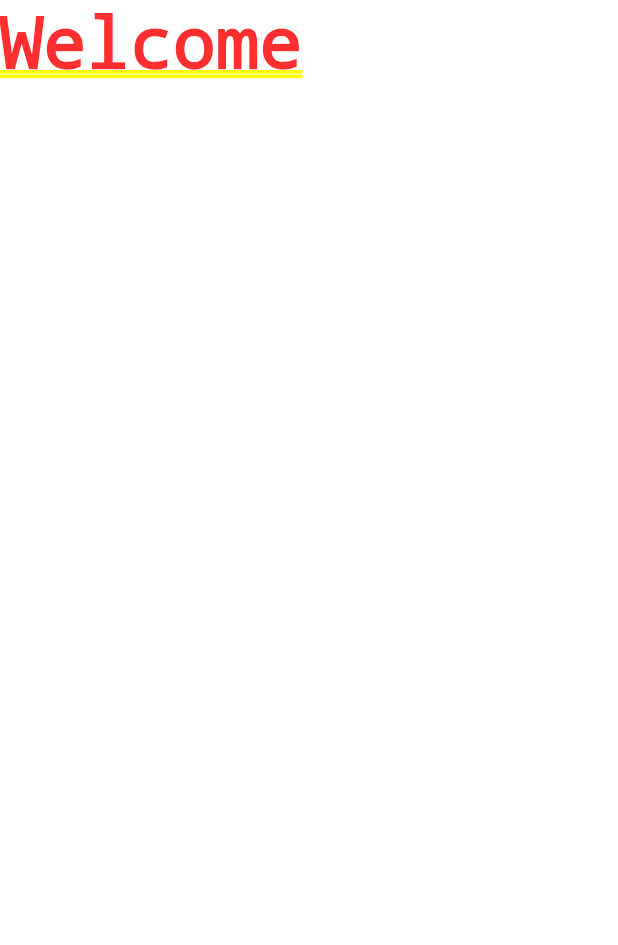
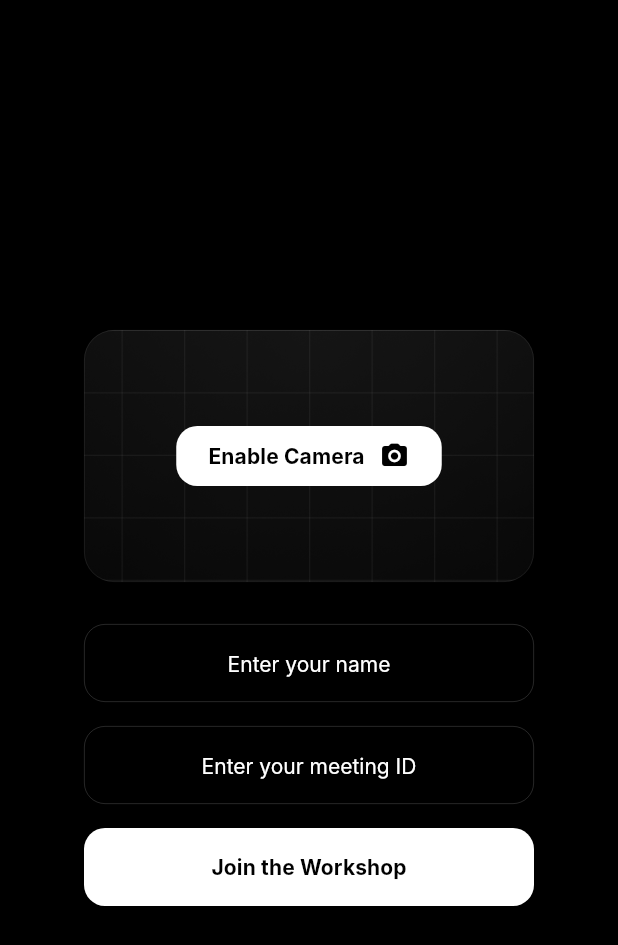
Before and after one commit to JacobSamro/Chitti_Meeting, a Flutter app: the screen it shows after launch, on a phone screen of 412 x 824 dp. Shown: the top 945 px of the screen. Run offline on Flutter 3.47's test engine with Material 2 defaults, Android fonts, the phone set to English and light mode, and no system bars; our stand-ins replace camera, dio, flutter_riverpod, get_it, go_router, uni_links and 1 more; missing offline and left inert: dart:html, flutter_gif, flutter_webrtc, livekit_client; Roboto replaces fonts that are missing (Inter).

Commit message:
feat: onboard screen

```diff
--- /dev/null
+++ b/lib/modules/meeting_module/presentation/onboard_screen.dart
@@ -0,0 +1,302 @@
+import 'package:camera/camera.dart';
+import 'package:flutter/material.dart';
+import 'package:flutter_riverpod/flutter_riverpod.dart';
+
+import '../../../common/widgets/custom_button.dart';
+import '../../../services/locator.dart';
+import '../../../services/responsive.dart';
+import '../../view_module/providers/camera_provider.dart';
+import '../repositories/meeting_respositories.dart';
+
+class OnBoradScreen extends ConsumerStatefulWidget {
+  const OnBoradScreen({super.key});
+
+  @override
+  ConsumerState<OnBoradScreen> createState() => _OnBoardScreenState();
+}
+
+class _OnBoardScreenState extends ConsumerState<OnBoradScreen> {
+  late CameraController controller;
+  bool cameraPermission = false;
+  late final TextEditingController nameController;
+  late final TextEditingController hashId;
+  bool isVideoOn = false;
+  bool isLoading = false;
+  @override
+  void initState() {
+    super.initState();
+    nameController = TextEditingController();
+    hashId = TextEditingController();
+  }
+
+  initCamera() async {
+    try {
+      await ref.read(cameraProvider.notifier).addCameras();
+      controller = ref.read(cameraProvider);
+      await controller.initialize();
+      cameraPermission = true;
+      setState(() {});
+    } catch (error) {
+      throw Exception(error);
+    }
+  }
+
+  @override
+  void dispose() {
+    // controller.dispose();
+    nameController.dispose();
+    hashId.dispose();
+    isVideoOn ? controller.dispose() : null;
+    super.dispose();
+  }
+
+  @override
+  Widget build(BuildContext context) {
+    final theme = Theme.of(context);
+    final textTheme = theme.textTheme;
+    final ResponsiveDevice responsiveDevice =
+        Responsive().getDeviceType(context);
+    return Scaffold(
+      body: SafeArea(
+        child: SizedBox(
+          width: double.infinity,
+          height: double.infinity,
+          child: Column(
+              crossAxisAlignment: CrossAxisAlignment.center,
+              mainAxisAlignment: MainAxisAlignment.center,
+              children: [
+                Container(
+                  width:
+                      responsiveDevice != ResponsiveDevice.mobile ? 480 : 300,
+                  height:
+                      responsiveDevice != ResponsiveDevice.mobile ? 270 : 168,
+                  decoration: BoxDecoration(
+                    image: const DecorationImage(
+                        image: AssetImage('assets/images/background.png'),
+                        fit: BoxFit.cover),
+                    borderRadius: BorderRadius.circular(20),
+                    border: Border.all(
+                      color: Colors.white.withOpacity(0.1),
+                      width: 0.5,
+                    ),
+                  ),
+                  child: !cameraPermission
+                      ? Center(
+                          child: GestureDetector(
+                            onTap: () {
+                              ref.read(cameraProvider.notifier).addCameras();
+                              isVideoOn = true;
+                              initCamera();
+                            },
+                            child: CustomButton(
+                              width: 177,
+                              height: 40,
+                              child: Row(
+                                mainAxisAlignment: MainAxisAlignment.center,
+                                children: [
+                                  Text(
+                                    "Enable Camera",
+                                    style: textTheme.titleSmall
+                                        ?.copyWith(color: Colors.black),
+                                  ),
+                                  const SizedBox(
+                                    width: 10,
+                                  ),
+                                  const Icon(
+                                    Icons.camera_alt_rounded,
+                                    size: 20,
+                                    color: Colors.black,
+                                  )
+                                ],
+                              ),
+                            ),
+                          ),
+                        )
+                      : Stack(
+                          children: [
+                            ClipRRect(
+                              borderRadius: BorderRadius.circular(20),
+                              child: SizedBox(
+                                  width: double.infinity,
+                                  child: isVideoOn
+                                      ? CameraPreview(controller)
+                                      : Container(
+                                          color: Colors.black,
+                                        )),
+                            ),
+                            Positioned(
+                              bottom: 4,
+                              right: 4,
+                              child: Row(
+                                children: [
+                                  Container(
+                                    height: 40,
+                                    width: 40,
+                                    padding: const EdgeInsets.all(10),
+                                    decoration: BoxDecoration(
+                                      color: Colors.black.withOpacity(0.6),
+                                      borderRadius: BorderRadius.circular(12),
+                                    ),
+                                    child: Image.asset(
+                                      "assets/icons/mic_off.png",
+                                      width: 20,
+                                      height: 20,
+                                    ),
+                                  ),
+                                  const SizedBox(
+                                    width: 10,
+                                  ),
+                                  GestureDetector(
+                                    onTap: () async {
+                                      isVideoOn
+                                          ? await controller.dispose()
+                                          : await initCamera();
+                                      isVideoOn = !isVideoOn;
+                                      setState(() {});
+                                    },
+                                    child: Container(
+                                      height: 40,
+                                      width: 40,
+                                      padding: const EdgeInsets.all(10),
+                                      decoration: BoxDecoration(
+                                        color: Colors.black.withOpacity(0.6),
+                                        borderRadius: BorderRadius.circular(12),
+                                      ),
+                                      child: Image.asset(
+                                        isVideoOn
+                                            ? "assets/icons/video.png"
+                                            : "assets/icons/video_off.png",
+                                        width: 20,
+                                        height: 20,
+                                      ),
+                                    ),
+                                  ),
+                                ],
+                              ),
+                            )
+                          ],
+                        ),
+                ),
+                const SizedBox(
+                  height: 28,
+                ),
+                SizedBox(
+                  width:
+                      responsiveDevice != ResponsiveDevice.mobile ? 480 : 300,
+                  height: responsiveDevice != ResponsiveDevice.mobile ? 68 : 52,
+                  child: TextField(
+                      controller: nameController,
+                      textAlign: TextAlign.center,
+                      decoration: InputDecoration(
+                        hintText: "Enter your name",
+                        hintStyle: textTheme.labelSmall?.copyWith(),
+                        border: OutlineInputBorder(
+                          borderRadius: BorderRadius.circular(14),
+                          borderSide: BorderSide(
+                            color: Colors.white.withOpacity(0.2),
+                            width: 0.5,
+                          ),
+                        ),
+                        enabledBorder: OutlineInputBorder(
+                          borderRadius: BorderRadius.circular(14),
+                          borderSide: BorderSide(
+                            color: Colors.white.withOpacity(0.2),
+                            width: 0.5,
+                          ),
+                        ),
+                        focusedBorder: OutlineInputBorder(
+                          borderRadius: BorderRadius.circular(14),
+                          borderSide: BorderSide(
+                            color: Colors.white.withOpacity(0.2),
+                            width: 0.5,
+                          ),
+                        ),
+                      )),
+                ),
+                const SizedBox(
+                  height: 16,
+                ),
+                SizedBox(
+                  width:
+                      responsiveDevice != ResponsiveDevice.mobile ? 480 : 300,
+                  height: responsiveDevice != ResponsiveDevice.mobile ? 68 : 52,
+                  child: TextField(
+                      controller: hashId,
+                      textAlign: TextAlign.center,
+                      decoration: InputDecoration(
+                        hintText: "Enter your meeting ID",
+                        hintStyle: textTheme.labelSmall?.copyWith(),
+                        border: OutlineInputBorder(
+                          borderRadius: BorderRadius.circular(14),
+                          borderSide: BorderSide(
+                            color: Colors.white.withOpacity(0.2),
+                            width: 0.5,
+                          ),
+                        ),
+                        enabledBorder: OutlineInputBorder(
+                          borderRadius: BorderRadius.circular(14),
+                          borderSide: BorderSide(
+                            color: Colors.white.withOpacity(0.2),
+                            width: 0.5,
+                          ),
+                        ),
+                        focusedBorder: OutlineInputBorder(
+                          borderRadius: BorderRadius.circular(14),
+                          borderSide: BorderSide(
+                            color: Colors.white.withOpacity(0.2),
+                            width: 0.5,
+                          ),
+                        ),
+                      )),
+                ),
+                const SizedBox(
+                  height: 16,
+                ),
+                !isLoading
+                    ? GestureDetector(
+                        onTap: () async {
+                          if (nameController.text.isEmpty) {
+                            ScaffoldMessenger.of(context).showSnackBar(
+                                const SnackBar(
+                                    content: Text("Enter User Name")));
+                            return;
+                          }
+                          if (hashId.text.isEmpty) {
+                            ScaffoldMessenger.of(context).showSnackBar(
+                                const SnackBar(
+                                    content: Text("Enter meeting ID")));
+                            return;
+                          }
+                          setState(() {
+                            isLoading = true;
+                          });
+                          await locator<MeetingRepositories>().addParticipant(
+                              nameController.text, isVideoOn, ref);
+                          isLoading = false;
+                        },
+                        child: CustomButton(
+                          height: responsiveDevice != ResponsiveDevice.mobile
+                              ? 68
+                              : 52,
+                          width: responsiveDevice != ResponsiveDevice.mobile
+                              ? 480
+                              : 300,
+                          child: Center(
+                            child: Text(
+                              "Join the Workshop",
+                              style: textTheme.titleSmall?.copyWith(
+                                color: Colors.black,
+                              ),
+                            ),
+                          ),
+                        ),
+                      )
+                    : const CircularProgressIndicator(
+                        color: Colors.white,
+                      ),
+              ]),
+        ),
+      ),
+    );
+  }
+}
--- a/lib/routes.dart
+++ b/lib/routes.dart
@@ -1,3 +1,4 @@
+import 'package:chitti_meeting/modules/meeting_module/presentation/onboard_screen.dart';
 import 'package:flutter/material.dart';
 import 'package:go_router/go_router.dart';
 import 'package:uni_links/uni_links.dart';
@@ -6,7 +7,7 @@ import 'main.dart';
 final GoRouter router = GoRouter(routes: [
   GoRoute(
     path: "/",
-    builder: (context, state) => const Text("Welcome"),
+    builder: (context, state) => const OnBoradScreen(),
   ),
   GoRoute(
     path: "/meeting/:hashId",
```
